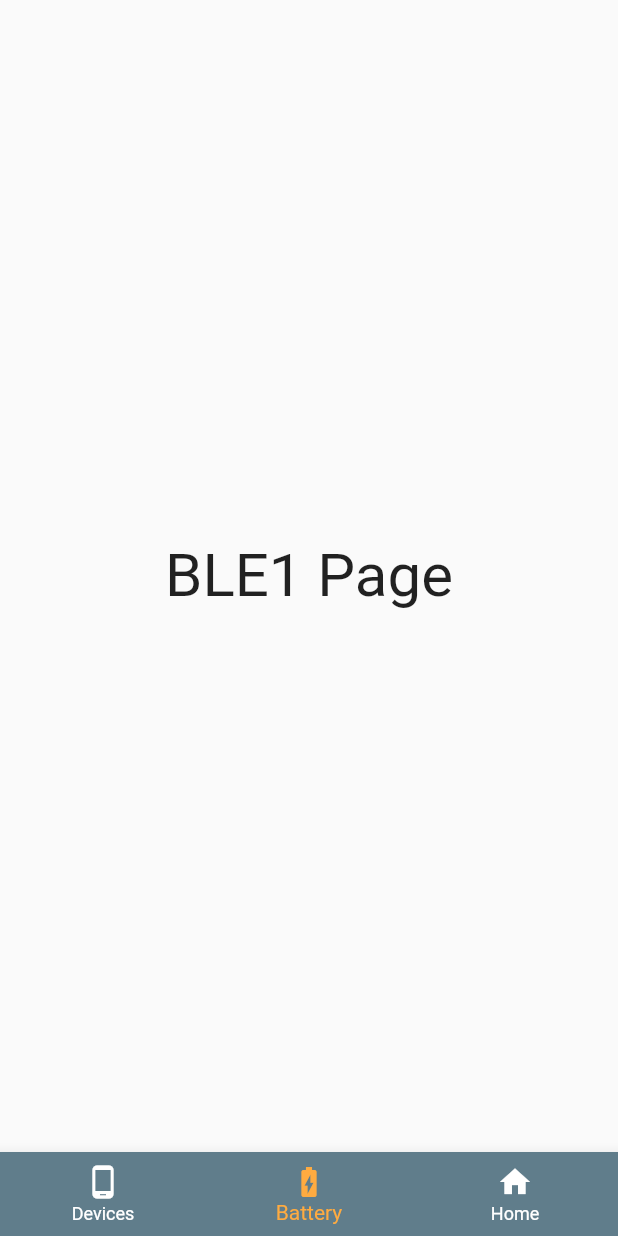
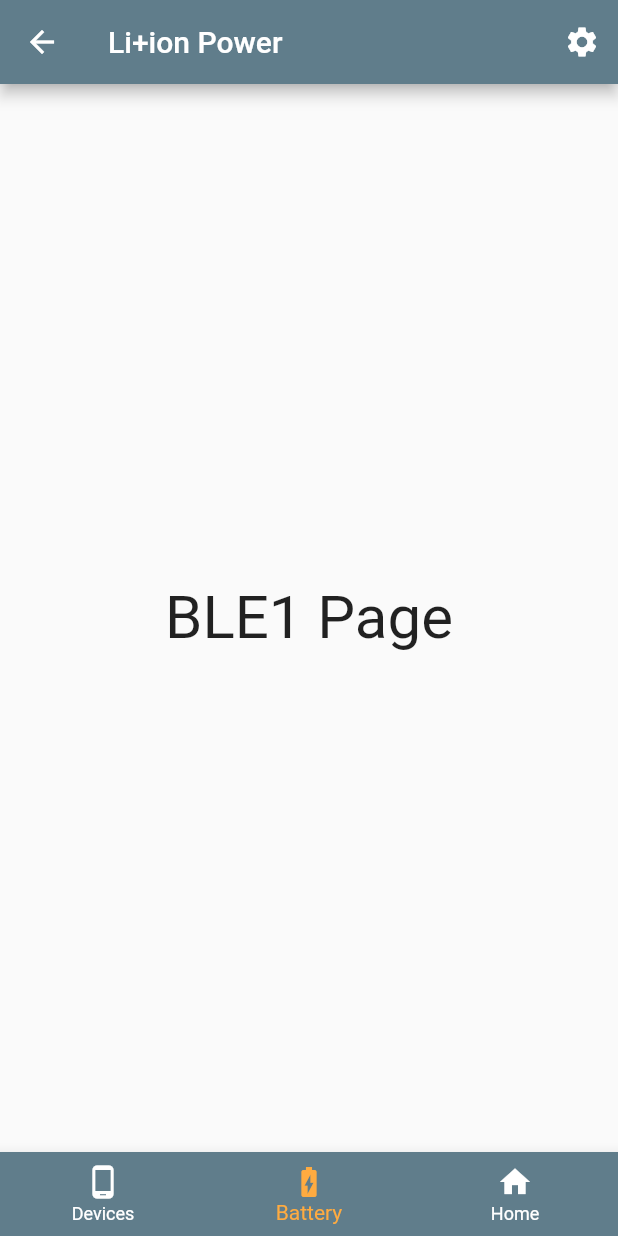
Before and after one commit to Chnapik/lp_app, a Flutter app: the screen it shows after launch, after a tap on "Login", on a phone screen of 412 x 824 dp. Run offline on Flutter 3.47's test engine with Material 2 defaults, Android fonts, the phone set to English and light mode, and no system bars.

Commit message:
successfully implemented appbar across all pages
Relates #26

```diff
--- a/lib/screens/app_bar.dart
+++ b/lib/screens/app_bar.dart
@@ -1,7 +1,7 @@
 import 'package:flutter/material.dart';
 import 'package:lp_app/screens/settings_page.dart';
 
-class MyAppBar extends StatelessWidget {
+class MyAppBar extends StatelessWidget implements PreferredSizeWidget {
   const MyAppBar({Key? key}) : super(key: key);
 
   @override
@@ -23,4 +23,8 @@ class MyAppBar extends StatelessWidget {
       ],
     );
   }
+
+  @override
+  // TODO: implement preferredSize
+  Size get preferredSize => const Size.fromHeight(kToolbarHeight);
 }
--- a/lib/screens/ble1_page.dart
+++ b/lib/screens/ble1_page.dart
@@ -1,4 +1,5 @@
 import 'package:flutter/material.dart';
+import 'package:lp_app/screens/app_bar.dart';
 
 class Ble1Page extends StatelessWidget {
   const Ble1Page({Key? key}) : super(key: key);
@@ -6,6 +7,7 @@ class Ble1Page extends StatelessWidget {
   @override
   Widget build(BuildContext context) {
     return const Scaffold(
+      appBar: MyAppBar(),
       body: Center(
         child: Text(
           'BLE1 Page',
--- a/lib/screens/devices_page.dart
+++ b/lib/screens/devices_page.dart
@@ -1,4 +1,5 @@
 import 'package:flutter/material.dart';
+import 'package:lp_app/screens/app_bar.dart';
 
 class DevicesPage extends StatelessWidget {
   const DevicesPage({Key? key}) : super(key: key);
@@ -6,6 +7,7 @@ class DevicesPage extends StatelessWidget {
   @override
   Widget build(BuildContext context) {
     return const Scaffold(
+      appBar: MyAppBar(),
       body: Center(
         child: Text(
           'Devices Page',
--- a/lib/screens/home_page.dart
+++ b/lib/screens/home_page.dart
@@ -1,6 +1,7 @@
 import 'dart:ui';
 
 import 'package:flutter/material.dart';
+import 'package:lp_app/screens/app_bar.dart';
 
 class HomePage extends StatelessWidget {
   const HomePage({Key? key}) : super(key: key);
@@ -8,6 +9,7 @@ class HomePage extends StatelessWidget {
   @override
   Widget build(BuildContext context) {
     return Scaffold(
+      appBar: MyAppBar(),
       body: Column(
         mainAxisAlignment: MainAxisAlignment.center,
         children: const [
--- a/lib/screens/login_page.dart
+++ b/lib/screens/login_page.dart
@@ -1,4 +1,5 @@
 import 'package:flutter/material.dart';
+import 'package:lp_app/screens/app_bar.dart';
 
 import 'main_route.dart';
 
@@ -8,6 +9,7 @@ class LoginPage extends StatelessWidget {
   @override
   Widget build(BuildContext context) {
     return Scaffold(
+      appBar: MyAppBar(),
       body: SafeArea(
         child: Center(
           child: SingleChildScrollView(
--- a/lib/screens/settings_page.dart
+++ b/lib/screens/settings_page.dart
@@ -1,4 +1,5 @@
 import 'package:flutter/material.dart';
+import 'package:lp_app/screens/app_bar.dart';
 
 class SettingsPage extends StatelessWidget {
   const SettingsPage({Key? key}) : super(key: key);
@@ -6,6 +7,7 @@ class SettingsPage extends StatelessWidget {
   @override
   Widget build(BuildContext context) {
     return const Scaffold(
+      appBar: MyAppBar(),
       body: Center(
         child: Text(
           'Settings Page',
```
